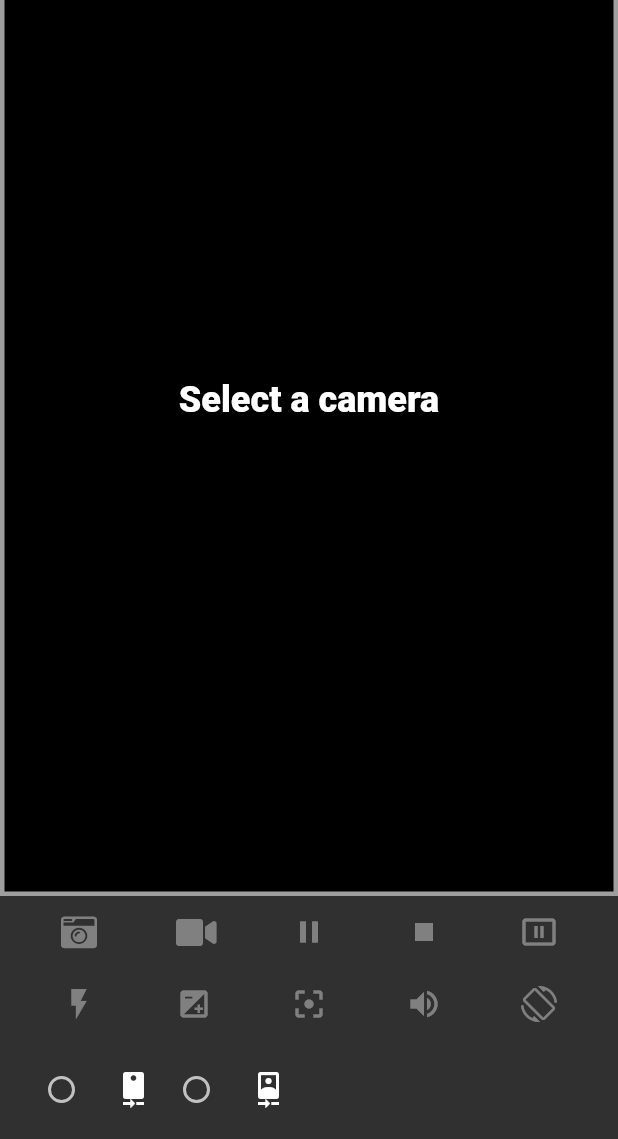
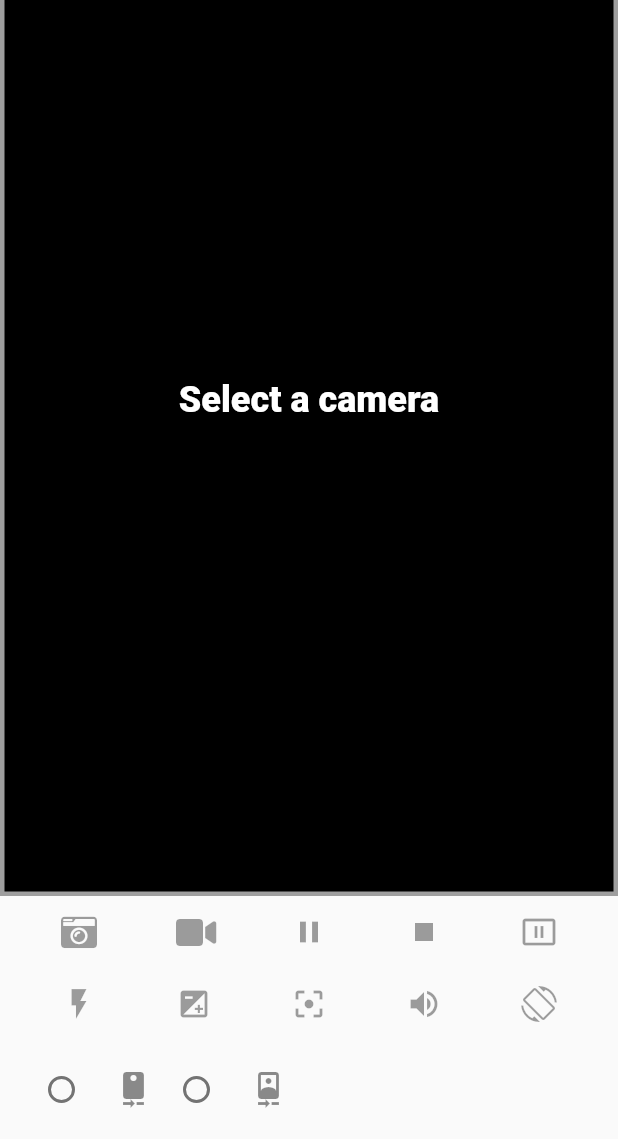
Before and after one commit to danielmsd1/ishara_modules, a Flutter app: the screen it shows after launch, on a phone screen of 412 x 824 dp, the part 97-1236 px from its top. Run offline on Flutter 3.47's test engine with Material 2 defaults, Android fonts, the phone set to English and light mode, and no system bars; our stand-ins replace bloc, camera, flutter_bloc, flutter_svg, font_awesome_flutter, shared_preferences and 1 more.

Commit message:
add sharedPreferences for the theme

```diff
--- a/lib/camera_home.dart
+++ b/lib/camera_home.dart
@@ -133,7 +133,7 @@ class _CameraExampleHomeState extends State<CameraHome>
   @override
   Widget build(BuildContext context) {
     //the cubit for the toggle
-    final isharaCubit = IsharaCubit();
+    // final isharaCubit = IsharaCubit();
 
     return Scaffold(
       key: _scaffoldKey,
--- a/lib/custom_drawer.dart
+++ b/lib/custom_drawer.dart
@@ -5,6 +5,7 @@ import 'package:ishara_modules/app_cubits/ishara_toggle_cubit.dart';
 import 'package:ishara_modules/app_cubits/theme_toggle_cubit.dart';
 import 'package:ishara_modules/app_cubits/voice_toggle_cubit.dart';
 import 'package:ishara_modules/constants.dart';
+import 'package:shared_preferences/shared_preferences.dart';
 
 ///my custom drawer
 class CustomDrawer extends StatelessWidget {
@@ -97,3 +98,9 @@ class CustomDrawer extends StatelessWidget {
     );
   }
 }
+
+//Add the theme data to the sharedpref.
+addDataToSharedPref(String value) async {
+  SharedPreferences sharedPreferences = await SharedPreferences.getInstance();
+  sharedPreferences.setString("isDarkTheme", value);
+}
--- a/lib/homepage.dart
+++ b/lib/homepage.dart
@@ -46,6 +46,9 @@ class _HomePageState extends State<HomePage>
 
   @override
   Widget build(BuildContext context) {
+    //define the theme
+    final themeToggle = ThemeCubit();
+
     return GestureDetector(
       onTap: toggle,
       child: AnimatedBuilder(
@@ -53,8 +56,15 @@ class _HomePageState extends State<HomePage>
           builder: (context, _) {
             double slide = maxSlide * _animationController.value;
             double scale = 1 - (_animationController.value * 0.3);
+            //todo: Remove streamBuilder in future.
+            return StreamBuilder<bool>(
+                initialData: false,
+                stream: themeToggle.stream,
+                builder: (context, snapshot) {
                   return MaterialApp(
-              theme: ThemeData.dark(),
+                    theme: snapshot.data == true
+                        ? ThemeData.dark()
+                        : ThemeData.light(),
                     home: Scaffold(
                       body: Stack(
                         children: [
@@ -87,7 +97,24 @@ class _HomePageState extends State<HomePage>
                       ),
                     ),
                   );
+                });
           }),
     );
   }
 }
+
+// //Get the theme data from the sharedpref.
+// getDataFromSharedPref() async {
+//   SharedPreferences sharedPreferences = await SharedPreferences.getInstance();
+//   String currentValue = sharedPreferences.getString("isDarkTheme").toString();
+//   return returnBool(currentValue);
+// }
+
+// bool returnBool(currentValue) {
+//   if (currentValue.toLowerCase() == 'true') {
+//     return true;
+//   } else if (currentValue.toLowerCase() == 'false') {
+//     return false;
+//   }
+//   throw "Returning null";
+// }
--- a/lib/main.dart
+++ b/lib/main.dart
@@ -1,11 +1,15 @@
 import 'package:camera/camera.dart';
 import 'package:flutter/material.dart';
+import 'package:flutter_bloc/flutter_bloc.dart';
+import 'package:ishara_modules/app_cubits/theme_toggle_cubit.dart';
 import 'package:ishara_modules/camera_home.dart';
 import 'package:ishara_modules/homepage.dart';
 
 List<CameraDescription> cameras = [];
 
 Future<void> main() async {
+  //Bloc for the homepage theme.
+  final themeToggle = ThemeCubit();
   // Fetch the available cameras before initializing the app.
   try {
     WidgetsFlutterBinding.ensureInitialized();
--- a/pubspec.yaml
+++ b/pubspec.yaml
@@ -27,6 +27,7 @@ dependencies:
   flutter_svg: ^0.23.0+1
   font_awesome_flutter: ^9.2.0
   path_provider: ^2.0.6
+  shared_preferences: ^2.0.8
   video_player: ^2.2.5
 
 dev_dependencies:
```
Also changed, not shown: pubspec.lock. Lines whose indentation alone changed are shown as unchanged.
